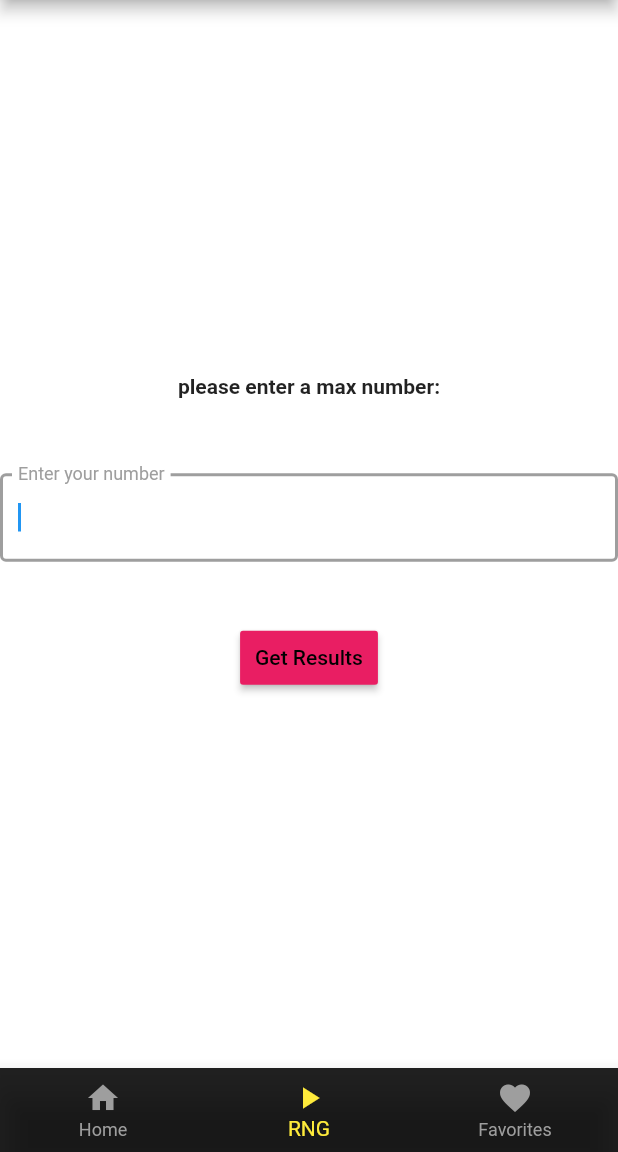
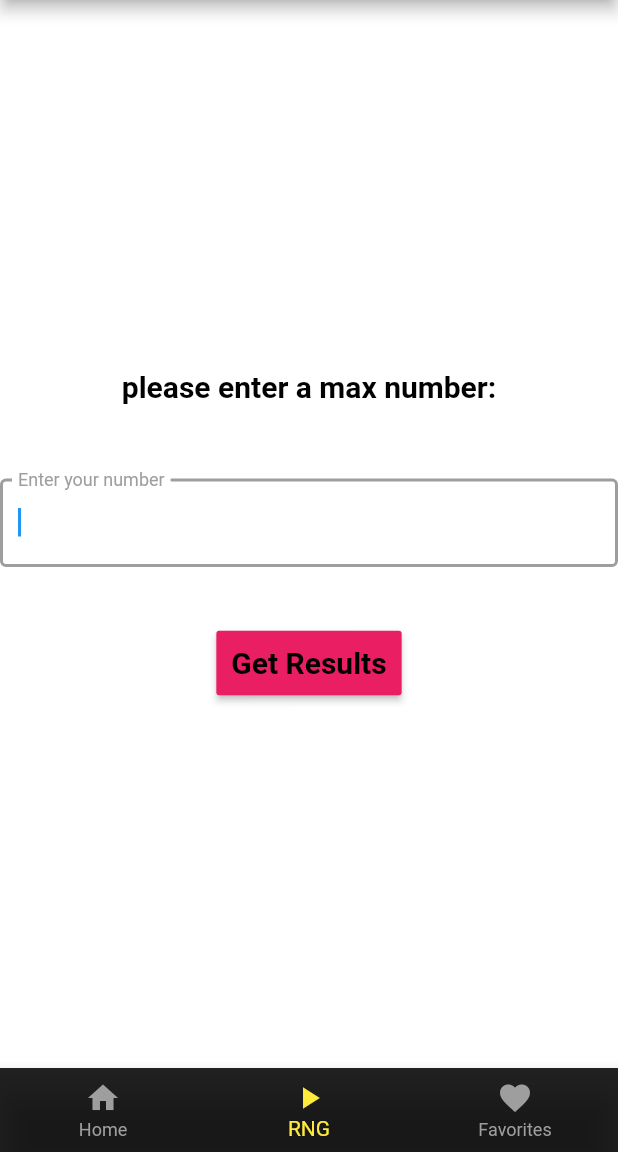
Before and after one commit to dmmargo/slap, a Flutter app: the screen it shows after launch, item 2 of the bottom bar chosen, after a tap on "Get Results", on a phone screen of 412 x 824 dp, the part 84-1236 px from its top. Run offline on Flutter 3.47's test engine with Material 2 defaults, Android fonts, the phone set to English and light mode, and no system bars.

Commit message:
making it look prettier

```diff
--- a/lib/fav_tab.dart
+++ b/lib/fav_tab.dart
@@ -61,6 +61,7 @@ class _ListViewClickListenerState extends State<fav_tab> {
     return Scaffold(
       key: _scaffoldKey,
       appBar: AppBar(
+        backgroundColor: Colors.yellow,
         title: Text('Pick your poison',
             style: TextStyle(
               fontWeight: FontWeight.w200,
--- a/lib/form.dart
+++ b/lib/form.dart
@@ -66,6 +66,7 @@ class _ListViewClickListenerState extends State<form> {
     return Scaffold(
       key: _scaffoldKey,
       appBar: AppBar(
+        backgroundColor: Colors.yellow,
         title: Text('assets'),
         actions: <Widget>[
           IconButton(
--- a/lib/home_tab.dart
+++ b/lib/home_tab.dart
@@ -58,7 +58,7 @@ class home_tab extends StatelessWidget {
               padding: EdgeInsets.fromLTRB(10, 10, 10, 10),
               splashColor: Colors.grey,
             ),
-            SizedBox(height: 20),
+            SizedBox(height: 30),
             RaisedButton(
               child: Text("Roll a Dice",
                   style: TextStyle(
@@ -72,7 +72,7 @@ class home_tab extends StatelessWidget {
               padding: EdgeInsets.fromLTRB(10, 10, 10, 10),
               splashColor: Colors.grey,
             ),
-            SizedBox(height: 20),
+            SizedBox(height: 30),
             RaisedButton(
               child: Text("Magic 8 Ball",
                   style: TextStyle(
--- a/lib/rng_tab.dart
+++ b/lib/rng_tab.dart
@@ -33,7 +33,11 @@ class rng_tab extends StatelessWidget {
               'please enter a max number:',
               textAlign: TextAlign.center,
               overflow: TextOverflow.ellipsis,
-              style: TextStyle(fontWeight: FontWeight.bold),
+              style: TextStyle(
+                color: Colors.black,
+                fontWeight: FontWeight.bold,
+                fontSize: 20,
+              ),
             ),
             SizedBox(height: 50),
             TextFormField(
@@ -57,7 +61,11 @@ class rng_tab extends StatelessWidget {
             ),
             SizedBox(height: 40),
             RaisedButton(
-              child: Text("Get Results"),
+              child: Text("Get Results", style: TextStyle(
+                color: Colors.black,
+                fontWeight: FontWeight.bold,
+                fontSize: 20,
+              ),),
               onPressed: () {
                 main();
                 return showDialog(
```
